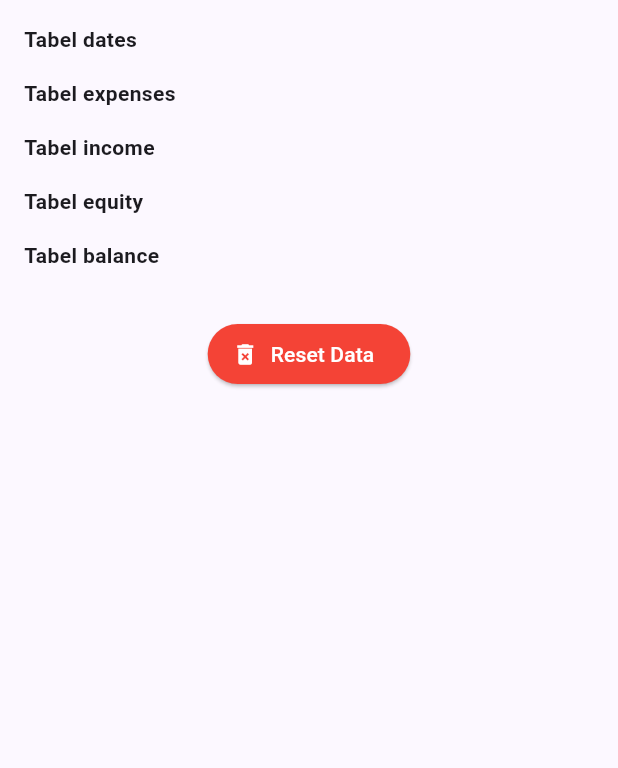
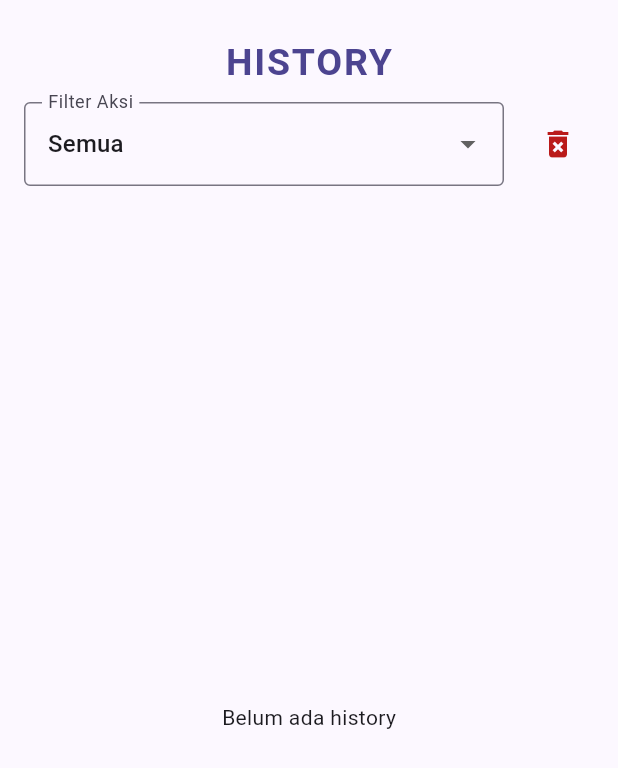
Before and after one commit to TEUNGKU-ZULKIFLI/finance_tracker, a Flutter app: the HistoryPage screen opened directly, on a phone screen of 412 x 824 dp. Shown: the top 768 px of the screen. Run offline on Flutter 3.47's test engine with Material 3 defaults, Android fonts, the phone set to English and light mode, and no system bars; our stand-ins replace sqflite; accounts and stored records are empty.

```diff
--- /dev/null
+++ b/lib/models/user_history_model.dart
@@ -0,0 +1,20 @@
+class UserHistoryModel {
+  final int? id;
+  final String action;
+  final String desc;
+  final String timestamp;
+
+  UserHistoryModel({
+    this.id,
+    required this.action,
+    required this.desc,
+    required this.timestamp,
+  });
+
+  factory UserHistoryModel.fromMap(Map<String, dynamic> map) => UserHistoryModel(
+    id: map['id'],
+    action: map['action'],
+    desc: map['desc'],
+    timestamp: map['timestamp'],
+  );
+}
--- a/lib/pages/history_page.dart
+++ b/lib/pages/history_page.dart
@@ -1,5 +1,6 @@
 import 'package:flutter/material.dart';
 import 'package:finance_tracker/services/db_service.dart';
+import 'package:finance_tracker/models/user_history_model.dart';
 
 class HistoryPage extends StatefulWidget {
   const HistoryPage({super.key});
@@ -9,104 +10,158 @@ class HistoryPage extends StatefulWidget {
 }
 
 class _HistoryPageState extends State<HistoryPage> {
-  List<Map<String, dynamic>> dates = [];
-  List<Map<String, dynamic>> expenses = [];
-  List<Map<String, dynamic>> income = [];
-  List<Map<String, dynamic>> balance = [];
-  List<Map<String, dynamic>> equity = [];
-  bool loading = true;
+  List<UserHistoryModel> historyList = [];
+  String? filterAction;
 
   @override
   void initState() {
     super.initState();
-    _loadAllData();
+    _loadHistory();
   }
 
-  Future<void> _loadAllData() async {
-    final db = await DbService.database;
-    dates = await db.query('dates', orderBy: 'date DESC');
-    expenses = await db.query('expenses');
-    income = await db.query('income');
-    balance = await db.query('balance');
-  equity = await db.query('equity');
-    setState(() {
-      loading = false;
-    });
+  Future<void> _loadHistory() async {
+    historyList = await DbService().getHistory();
+    setState(() {});
   }
 
-  @override
-  Widget build(BuildContext context) {
-    return Scaffold(
-      body: loading
-          ? const Center(child: CircularProgressIndicator())
-          : SingleChildScrollView(
-              child: Padding(
-                padding: const EdgeInsets.all(16.0),
-                child: Column(
-                  crossAxisAlignment: CrossAxisAlignment.start,
-                  children: [
-                    const Text('Tabel dates', style: TextStyle(fontWeight: FontWeight.bold)),
-                    ...dates.map((d) => Text('id: ${d['id']}, date: ${d['date']}')).toList(),
-                    const SizedBox(height: 16),
-                    const Text('Tabel expenses', style: TextStyle(fontWeight: FontWeight.bold)),
-                    ...expenses.map((e) => Text(
-                      'id: ${e['id']}, date_id: ${e['date_id']}, pagi: ${e['pagi']}, siang: ${e['siang']}, sore: ${e['sore']}, malam: ${e['malam']}, bensin: ${e['bensin']}'
-                    )).toList(),
-                    const SizedBox(height: 16),
-                    const Text('Tabel income', style: TextStyle(fontWeight: FontWeight.bold)),
-                    ...income.map((i) => Text(
-                      'id: ${i['id']}, date_id: ${i['date_id']}, gaji: ${i['gaji']}, lainnya: ${i['lainnya']}, currency: ${i['currency']}'
-                    )).toList(),
-                    const SizedBox(height: 16),
-                    const Text('Tabel equity', style: TextStyle(fontWeight: FontWeight.bold)),
-                    ...equity.map((e) => Text(
-                      'id: ${e['id']}, date_id: ${e['date_id']}, expense_estimation: ${e['expense_estimation']}, income_estimation: ${e['income_estimation']}, estimation_balance: ${e['estimation_balance']}'
-                    )).toList(),
-                    const SizedBox(height: 16),
-                    const Text('Tabel balance', style: TextStyle(fontWeight: FontWeight.bold)),
-                    ...balance.map((s) => Text('id: ${s['id']}, date_id: ${s['date_id']}, balance: ${s['balance']}')).toList(),
-                    const SizedBox(height: 32),
-                    Center(
-                      child: ElevatedButton.icon(
-                        icon: const Icon(Icons.delete_forever),
-                        label: const Text('Reset Data'),
-                        style: ElevatedButton.styleFrom(
-                          backgroundColor: Colors.red,
-                          foregroundColor: Colors.white,
-                        ),
-                        onPressed: () async {
+  Future<void> _deleteAllHistory() async {
     final confirm = await showDialog<bool>(
       context: context,
-                            builder: (ctx) => AlertDialog(
-                              title: const Text('Konfirmasi Reset'),
-                              content: const Text('Hapus semua data? Tindakan ini tidak bisa dibatalkan.'),
+      builder: (context) => AlertDialog(
+        title: const Text('Hapus Semua History?'),
+        content: const Text('Data history akan dihapus permanen.'),
         actions: [
           TextButton(
-                                  onPressed: () => Navigator.of(ctx).pop(false),
             child: const Text('Batal'),
+            onPressed: () => Navigator.pop(context, false),
           ),
           ElevatedButton(
-                                  onPressed: () => Navigator.of(ctx).pop(true),
             child: const Text('Hapus'),
+            onPressed: () => Navigator.pop(context, true),
           ),
         ],
       ),
     );
     if (confirm == true) {
-                            setState(() => loading = true);
-                            await DbService.clearAll();
-                            await _loadAllData();
+      await DbService().clearHistory();
+      _loadHistory();
       ScaffoldMessenger.of(context).showSnackBar(
-                              const SnackBar(content: Text('Semua data berhasil direset')),
+        const SnackBar(content: Text('History berhasil dihapus')),
       );
     }
+  }
+
+  List<UserHistoryModel> get filteredHistory {
+    if (filterAction == null || filterAction == 'ALL') return historyList;
+    return historyList.where((h) => h.action == filterAction).toList();
+  }
+
+  @override
+  Widget build(BuildContext context) {
+    final colorScheme = Theme.of(context).colorScheme;
+    final actions = [
+      'ALL',
+      'create_input',
+      'delete_input',
+      'create_card',
+      'update_card',
+      'delete_card',
+    ];
+    return Scaffold(
+      body: Column(
+        children: [
+          const SizedBox(height: 24),
+          Center(
+            child: Text(
+              'HISTORY',
+              style: TextStyle(
+                fontWeight: FontWeight.bold,
+                fontSize: 25,
+                color: colorScheme.primary,
+                letterSpacing: 1.2,
+              ),
+            ),
+          ),
+          Padding(
+            padding: const EdgeInsets.symmetric(horizontal: 16, vertical: 8),
+            child: Row(
+              children: [
+                Expanded(
+                  child: DropdownButtonFormField<String>(
+                    value: filterAction ?? 'ALL',
+                    decoration: const InputDecoration(
+                      labelText: 'Filter Aksi',
+                      border: OutlineInputBorder(),
+                    ),
+                    items: actions.map((act) {
+                      return DropdownMenuItem(
+                        value: act,
+                        child: Text(act == 'ALL' ? 'Semua' : act),
+                      );
+                    }).toList(),
+                    onChanged: (val) {
+                      setState(() {
+                        filterAction = val;
+                      });
+                    },
+                  ),
+                ),
+                const SizedBox(width: 12),
+                IconButton(
+                  icon: Icon(Icons.delete_forever, color: colorScheme.error),
+                  tooltip: 'Delete All History',
+                  onPressed: _deleteAllHistory,
+                ),
+              ],
+            ),
+          ),
+          Expanded(
+            child: filteredHistory.isEmpty
+                ? const Center(child: Text('Belum ada history'))
+                : ListView.builder(
+                    itemCount: filteredHistory.length,
+                    itemBuilder: (context, index) {
+                      final h = filteredHistory[index];
+                      return ListTile(
+                        leading: Icon(
+                          _getIcon(h.action),
+                          color: colorScheme.primary,
+                        ),
+                        title: Text(h.desc),
+                        subtitle: Text(
+                          h.timestamp.replaceFirst('T', ' ').substring(0, 19),
+                          style: const TextStyle(fontSize: 12),
+                        ),
+                        trailing: Text(
+                          h.action.replaceAll('_', ' '),
+                          style: TextStyle(
+                            color: colorScheme.secondary,
+                            fontWeight: FontWeight.w600,
+                          ),
+                        ),
+                      );
                     },
                   ),
           ),
         ],
       ),
-              ),
-            ),
     );
   }
+
+  IconData _getIcon(String action) {
+    switch (action) {
+      case 'create_input':
+        return Icons.add_circle_outline;
+      case 'delete_input':
+        return Icons.remove_circle_outline;
+      case 'create_card':
+        return Icons.credit_card;
+      case 'update_card':
+        return Icons.edit;
+      case 'delete_card':
+        return Icons.delete;
+      default:
+        return Icons.history;
     }
+  }
+}
--- a/lib/pages/input_page.dart
+++ b/lib/pages/input_page.dart
@@ -443,6 +443,11 @@ class _InputPageState extends State<InputPage> {
         bensin: parseCurrencyToInt(_expenseControllers['Bensin']?.text ?? '0'),
       );
       await DbService.insertExpense(expenseModel);
+      await DbService().insertHistory(
+        'create_input',
+        'Input berhasil dibuat untuk tanggal $dateStr',
+        DateTime.now().toIso8601String(),
+      );
 
       final incomeModel = IncomeModel(
         dateId: dateId,
```
Also changed, not shown: lib/pages/card_page.dart (+35 -2 lines), lib/pages/setting_page.dart (+1 -9 lines), lib/services/db_service.dart (+34 -0 lines). Lines whose indentation alone changed are shown as unchanged.
